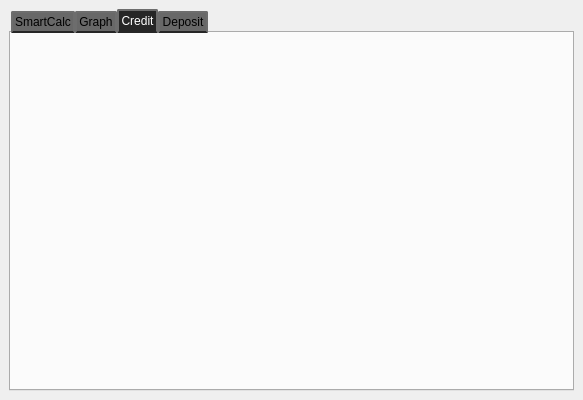
daryakovzhun/calc_plusplus, file src/new_source/SmartCalc/smartcalcmainview.ui: the form before one commit.
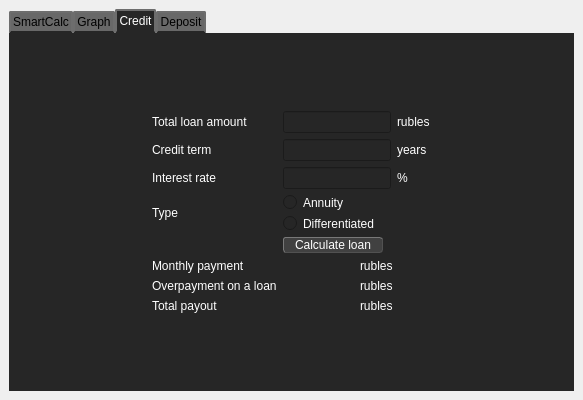
The form after the commit. The open tabs and pages were chosen to show the change. Custom widgets are drawn as their Qt base class.

Patch:
```diff
--- a/src/new_source/SmartCalc/smartcalcmainview.ui
+++ b/src/new_source/SmartCalc/smartcalcmainview.ui
@@ -28,6 +28,9 @@
   <property name="windowTitle">
    <string>SmartCalcMainView</string>
   </property>
+  <property name="autoFillBackground">
+   <bool>false</bool>
+  </property>
   <property name="styleSheet">
    <string notr="true"/>
   </property>
@@ -42,8 +45,7 @@
     </sizepolicy>
    </property>
    <property name="styleSheet">
-    <string notr="true">
-</string>
+    <string notr="true">border-bottom-color:  rgb(38, 38, 38);</string>
    </property>
    <layout class="QGridLayout" name="gridLayout">
     <item row="0" column="0">
@@ -62,7 +64,7 @@
       </property>
       <property name="styleSheet">
        <string notr="true">QTabWidget::tab-bar {
-    left: 2px; /* move to the right by 5px */
+    left: 0px; /* move to the right by 5px */
 }
 /* Style the tab using the tab sub-control. Note that
     it reads QTabBar _not_ QTabWidget */
@@ -84,6 +86,7 @@
 
 QTabBar::tab:!selected {
     margin-top: 2px; /* make non-selected tabs look smaller */
+    border-bottom-color:  rgb(38, 38, 38);
 }
 
 </string>
@@ -1266,9 +1269,326 @@
        </layout>
       </widget>
       <widget class="QWidget" name="tab_3">
+       <property name="styleSheet">
+        <string notr="true">background-color: rgb(38, 38, 38);
+color: white;</string>
+       </property>
        <attribute name="title">
         <string>Credit</string>
        </attribute>
+       <layout class="QGridLayout" name="gridLayout_8">
+        <item row="0" column="0">
+         <layout class="QGridLayout" name="gridLayout_7">
+          <property name="topMargin">
+           <number>1</number>
+          </property>
+          <item row="6" column="0">
+           <widget class="QLabel" name="label_5">
+            <property name="sizePolicy">
+             <sizepolicy hsizetype="Maximum" vsizetype="Maximum">
+              <horstretch>0</horstretch>
+              <verstretch>0</verstretch>
+             </sizepolicy>
+            </property>
+            <property name="text">
+             <string>Overpayment on a loan</string>
+            </property>
+           </widget>
+          </item>
+          <item row="1" column="1">
+           <layout class="QHBoxLayout" name="horizontalLayout_2">
+            <item>
+             <widget class="QLineEdit" name="term">
+              <property name="sizePolicy">
+               <sizepolicy hsizetype="Maximum" vsizetype="Maximum">
+                <horstretch>0</horstretch>
+                <verstretch>0</verstretch>
+               </sizepolicy>
+              </property>
+             </widget>
+            </item>
+            <item>
+             <widget class="QLabel" name="label_6">
+              <property name="sizePolicy">
+               <sizepolicy hsizetype="Preferred" vsizetype="Maximum">
+                <horstretch>0</horstretch>
+                <verstretch>0</verstretch>
+               </sizepolicy>
+              </property>
+              <property name="text">
+               <string>years</string>
+              </property>
+             </widget>
+            </item>
+           </layout>
+          </item>
+          <item row="5" column="1">
+           <layout class="QHBoxLayout" name="horizontalLayout_5">
+            <item>
+             <widget class="QLabel" name="month_payment">
+              <property name="text">
+               <string/>
+              </property>
+              <property name="alignment">
+               <set>Qt::AlignRight|Qt::AlignTrailing|Qt::AlignVCenter</set>
+              </property>
+             </widget>
+            </item>
+            <item>
+             <widget class="QLabel" name="label_9">
+              <property name="sizePolicy">
+               <sizepolicy hsizetype="Preferred" vsizetype="Maximum">
+                <horstretch>0</horstretch>
+                <verstretch>0</verstretch>
+               </sizepolicy>
+              </property>
+              <property name="text">
+               <string>rubles</string>
+              </property>
+             </widget>
+            </item>
+           </layout>
+          </item>
+          <item row="3" column="0">
+           <widget class="QLabel" name="type">
+            <property name="sizePolicy">
+             <sizepolicy hsizetype="Maximum" vsizetype="Maximum">
+              <horstretch>0</horstretch>
+              <verstretch>0</verstretch>
+             </sizepolicy>
+            </property>
+            <property name="text">
+             <string>Type</string>
+            </property>
+           </widget>
+          </item>
+          <item row="0" column="1">
+           <layout class="QHBoxLayout" name="horizontalLayout_3">
+            <item>
+             <widget class="QLineEdit" name="totalamount">
+              <property name="sizePolicy">
+               <sizepolicy hsizetype="Maximum" vsizetype="Maximum">
+                <horstretch>0</horstretch>
+                <verstretch>0</verstretch>
+               </sizepolicy>
+              </property>
+             </widget>
+            </item>
+            <item>
+             <widget class="QLabel" name="label_7">
+              <property name="sizePolicy">
+               <sizepolicy hsizetype="Preferred" vsizetype="Maximum">
+                <horstretch>0</horstretch>
+                <verstretch>0</verstretch>
+               </sizepolicy>
+              </property>
+              <property name="text">
+               <string>rubles</string>
+              </property>
+             </widget>
+            </item>
+           </layout>
+          </item>
+          <item row="1" column="0">
+           <widget class="QLabel" name="label_2">
+            <property name="sizePolicy">
+             <sizepolicy hsizetype="Maximum" vsizetype="Maximum">
+              <horstretch>0</horstretch>
+              <verstretch>0</verstretch>
+             </sizepolicy>
+            </property>
+            <property name="text">
+             <string>Credit term</string>
+            </property>
+           </widget>
+          </item>
+          <item row="3" column="1">
+           <layout class="QVBoxLayout" name="verticalLayout_3">
+            <item>
+             <widget class="QRadioButton" name="annuity">
+              <property name="text">
+               <string>Annuity</string>
+              </property>
+             </widget>
+            </item>
+            <item>
+             <widget class="QRadioButton" name="differentiated">
+              <property name="text">
+               <string>Differentiated</string>
+              </property>
+             </widget>
+            </item>
+           </layout>
+          </item>
+          <item row="5" column="0">
+           <widget class="QLabel" name="payment">
+            <property name="sizePolicy">
+             <sizepolicy hsizetype="Minimum" vsizetype="Maximum">
+              <horstretch>0</horstretch>
+              <verstretch>0</verstretch>
+             </sizepolicy>
+            </property>
+            <property name="text">
+             <string>Monthly payment</string>
+            </property>
+           </widget>
+          </item>
+          <item row="7" column="0">
+           <widget class="QLabel" name="label_4">
+            <property name="sizePolicy">
+             <sizepolicy hsizetype="Maximum" vsizetype="Maximum">
+              <horstretch>0</horstretch>
+              <verstretch>0</verstretch>
+             </sizepolicy>
+            </property>
+            <property name="text">
+             <string>Total payout</string>
+            </property>
+           </widget>
+          </item>
+          <item row="2" column="1">
+           <layout class="QHBoxLayout" name="horizontalLayout_4">
+            <item>
+             <widget class="QLineEdit" name="rate">
+              <property name="sizePolicy">
+               <sizepolicy hsizetype="Maximum" vsizetype="Maximum">
+                <horstretch>0</horstretch>
+                <verstretch>0</verstretch>
+               </sizepolicy>
+              </property>
+             </widget>
+            </item>
+            <item>
+             <widget class="QLabel" name="label_8">
+              <property name="sizePolicy">
+               <sizepolicy hsizetype="Preferred" vsizetype="Maximum">
+                <horstretch>0</horstretch>
+                <verstretch>0</verstretch>
+               </sizepolicy>
+              </property>
+              <property name="text">
+               <string>%</string>
+              </property>
+             </widget>
+            </item>
+           </layout>
+          </item>
+          <item row="7" column="1">
+           <layout class="QHBoxLayout" name="horizontalLayout_7">
+            <item>
+             <widget class="QLabel" name="total_payout">
+              <property name="text">
+               <string/>
+              </property>
+              <property name="alignment">
+               <set>Qt::AlignRight|Qt::AlignTrailing|Qt::AlignVCenter</set>
+              </property>
+             </widget>
+            </item>
+            <item>
+             <widget class="QLabel" name="label_11">
+              <property name="sizePolicy">
+               <sizepolicy hsizetype="Preferred" vsizetype="Maximum">
+                <horstretch>0</horstretch>
+                <verstretch>0</verstretch>
+               </sizepolicy>
+              </property>
+              <property name="text">
+               <string>rubles</string>
+              </property>
+             </widget>
+            </item>
+           </layout>
+          </item>
+          <item row="6" column="1">
+           <layout class="QHBoxLayout" name="horizontalLayout_6">
+            <item>
+             <widget class="QLabel" name="overpayment">
+              <property name="text">
+               <string/>
+              </property>
+              <property name="alignment">
+               <set>Qt::AlignRight|Qt::AlignTrailing|Qt::AlignVCenter</set>
+              </property>
+             </widget>
+            </item>
+            <item>
+             <widget class="QLabel" name="label_10">
+              <property name="sizePolicy">
+               <sizepolicy hsizetype="Preferred" vsizetype="Maximum">
+                <horstretch>0</horstretch>
+                <verstretch>0</verstretch>
+               </sizepolicy>
+              </property>
+              <property name="text">
+               <string>rubles</string>
+              </property>
+             </widget>
+            </item>
+           </layout>
+          </item>
+          <item row="2" column="0">
+           <widget class="QLabel" name="label_3">
+            <property name="sizePolicy">
+             <sizepolicy hsizetype="Maximum" vsizetype="Maximum">
+              <horstretch>0</horstretch>
+              <verstretch>0</verstretch>
+             </sizepolicy>
+            </property>
+            <property name="text">
+             <string>Interest rate</string>
+            </property>
+           </widget>
+          </item>
+          <item row="0" column="0">
+           <widget class="QLabel" name="total_amount">
+            <property name="sizePolicy">
+             <sizepolicy hsizetype="Maximum" vsizetype="Maximum">
+              <horstretch>0</horstretch>
+              <verstretch>0</verstretch>
+             </sizepolicy>
+            </property>
+            <property name="text">
+             <string>Total loan amount</string>
+            </property>
+           </widget>
+          </item>
+          <item row="4" column="1">
+           <widget class="QPushButton" name="credit">
+            <property name="sizePolicy">
+             <sizepolicy hsizetype="Maximum" vsizetype="Fixed">
+              <horstretch>0</horstretch>
+              <verstretch>0</verstretch>
+             </sizepolicy>
+            </property>
+            <property name="maximumSize">
+             <size>
+              <width>100</width>
+              <height>16777215</height>
+             </size>
+            </property>
+            <property name="styleSheet">
+             <string notr="true">QPushButton {
+	border-style: outset;
+	border-width: 1px;
+	background-color: rgb(65, 65, 65);
+	color: rgb(255, 255, 255);
+	border-color: rgb(81, 81, 81);
+    border-radius: 3px;
+}
+ QPushButton:pressed {
+     background-color: rgb(159, 159, 159);
+     border-style: inset;
+ }</string>
+            </property>
+            <property name="text">
+             <string>Calculate loan</string>
+            </property>
+           </widget>
+          </item>
+         </layout>
+        </item>
+       </layout>
       </widget>
       <widget class="QWidget" name="tab_4">
        <attribute name="title">
```
Left out of the diff: 195 changed lines with no effect on the pictures.
